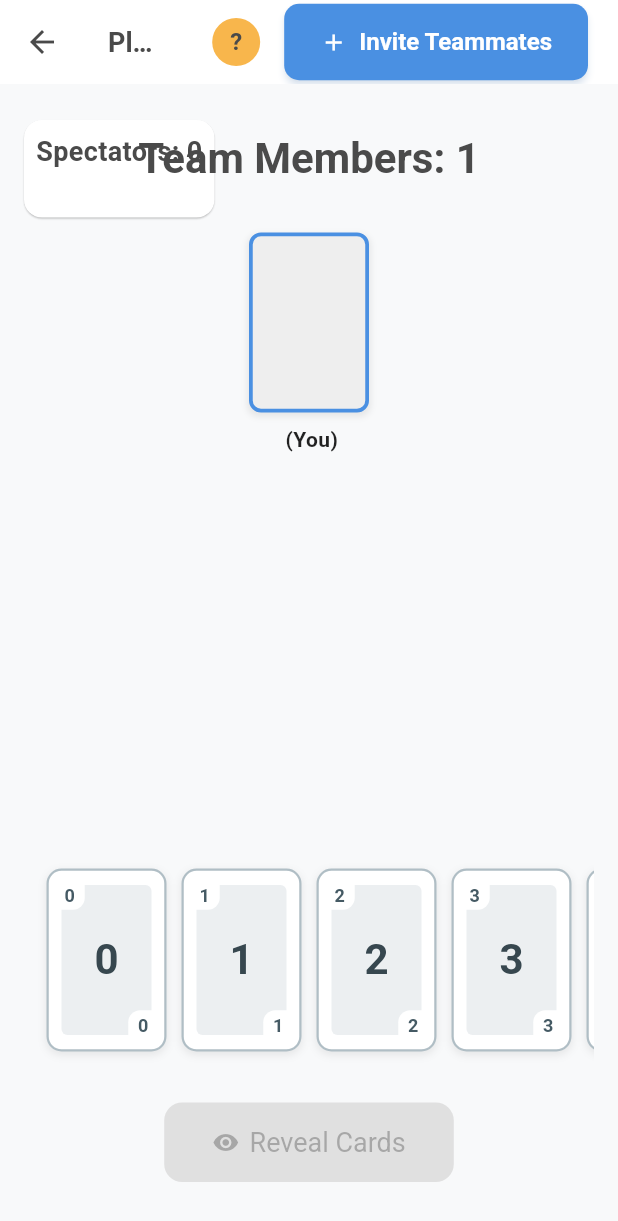
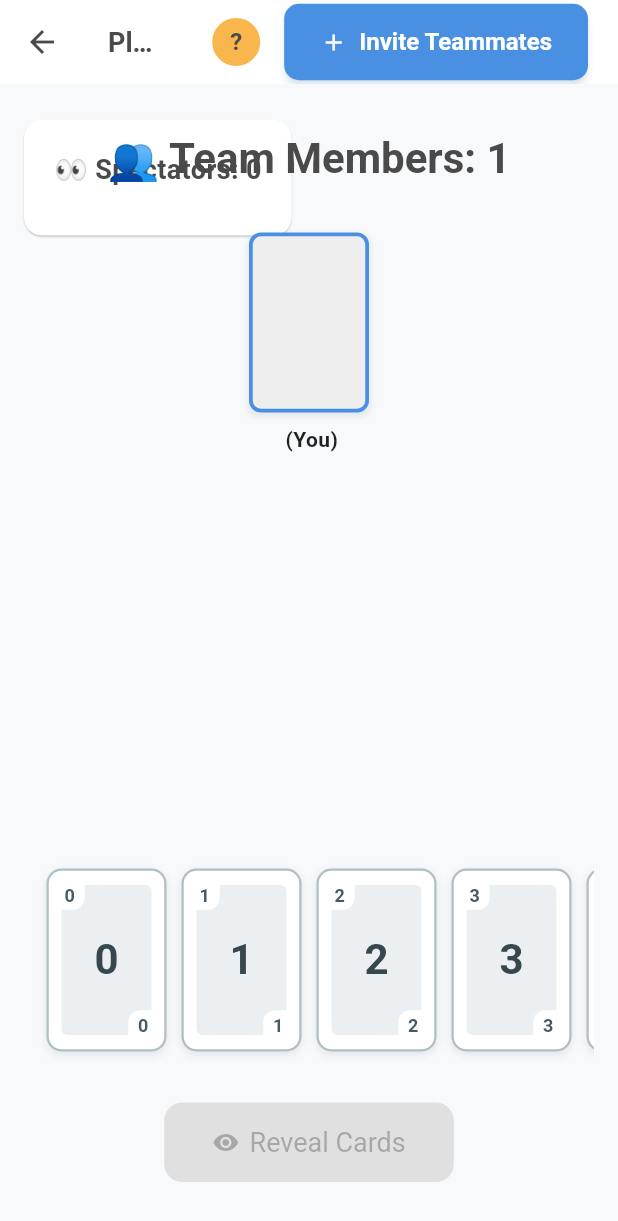
Before and after one commit to jacopocarlini/planning-poker-jc, a Flutter app: the CreateRoomPage screen opened directly, after a tap on "Create Room", on a phone screen of 412 x 824 dp. Shown: the top 1221 px of the screen. Run offline on Flutter 3.47's test engine with Material 3 defaults, Android fonts, the phone set to English and light mode, and no system bars; our stand-ins replace firebase_core, firebase_database, fl_chart, shared_preferences; missing offline and left inert: dart:html; accounts and stored records are empty; Roboto replaces fonts that are missing (Poppins); statements that could not run were skipped.

Commit message:
fix: spectator
👁️ Fixed issue with spectator boolean not being properly set in room creation and joining pages.

```diff
--- a/lib/components/participants_grid_view.dart
+++ b/lib/components/participants_grid_view.dart
@@ -38,7 +38,7 @@ class ParticipantsGridView extends StatelessWidget {
         Padding(
           padding: const EdgeInsets.symmetric(vertical: 16.0),
           child: Text(
-            'Team Members: ${participants.length}',
+            '👥 Team Members: ${participants.length}',
             style: Theme.of(context).textTheme.headlineLarge,
           ),
         ),
--- a/lib/components/user_profile_chip.dart
+++ b/lib/components/user_profile_chip.dart
@@ -24,10 +24,10 @@ class _UserProfileChipState extends State<UserProfileChip> {
   @override
   void initState() {
     super.initState();
-    _loadUsername();
+    _loadUser();
   }
 
-  Future<void> _loadUsername() async {
+  Future<void> _loadUser() async {
     setState(() => _isLoading = true);
     try {
       final name = await _prefsService.getUsername();
@@ -209,7 +209,7 @@ class _UserProfileChipState extends State<UserProfileChip> {
       if (widget.onTap != null) {
         widget.onTap!();
       }
-      await _loadUsername(); // Ricarica i dati e aggiorna l'UI del UserProfileChip
+      await _loadUser(); // Ricarica i dati e aggiorna l'UI del UserProfileChip
       if (Navigator.canPop(dialogContext)) { // Controlla se il dialogo può essere chiuso
         Navigator.pop(dialogContext); // Usa dialogContext per chiudere il dialogo
       }
--- a/lib/pages/create_room_page.dart
+++ b/lib/pages/create_room_page.dart
@@ -37,6 +37,11 @@ class _CreateRoomPageState extends State<CreateRoomPage> {
   @override
   void initState() {
     super.initState();
+    _prefsService.isSpectator().then((value){
+      setState(() {
+        _isSpectator = value ?? false;
+      });
+    });
   }
 
   @override
@@ -99,6 +104,7 @@ class _CreateRoomPageState extends State<CreateRoomPage> {
                     setState(() {
                       _isSpectator = value;
                     });
+                    _prefsService.saveIsSpectator(value);
                   }),
 
                   Padding(
--- a/lib/pages/join_room_page.dart
+++ b/lib/pages/join_room_page.dart
@@ -46,7 +46,7 @@ class _JoinRoomPageState extends State<JoinRoomPage> {
         _isLoading = true; // Mostra l'indicatore di caricamento
         // Opzionale: Pre-compila il campo di testo per coerenza UX
         _nameController.text = storedUsername;
-        _isSpectator = _isSpectator;
+        _isSpectator = isSpectator ?? false;
       });
 
       // Chiama la funzione di join passando l'username recuperato
--- a/lib/pages/planning_room_page.dart
+++ b/lib/pages/planning_room_page.dart
@@ -98,9 +98,9 @@ class _PlanningRoomState extends State<PlanningRoom> {
 
           setState(() {
             _currentRoom = room;
-            if (!room.areCardsRevealed) {
               _me = room.participants
                   .firstWhereOrNull((p) => p.id == _myParticipantId);
+            if (!room.areCardsRevealed) {
               _selectedVote = _me?.vote;
             } else {
               _selectedVote = room.participants
@@ -285,12 +285,12 @@ class _PlanningRoomState extends State<PlanningRoom> {
               Positioned(left: 0, top: 0,
               child: Card(
                 child: Padding(
-                  padding: const EdgeInsets.all(8.0),
+                  padding: const EdgeInsets.all(20.0),
                   child: Column(
                     children: [
                       Padding(
-                        padding: const EdgeInsets.only(bottom: 24.0),
-                        child: Text("Spectators: ${spectators.length}",
+                        padding: const EdgeInsets.only(bottom: 12.0),
+                        child: Text("👀 Spectators: ${spectators.length}",
                             style: const TextStyle(fontWeight: FontWeight.bold, fontSize: 18)),
                       ),
                       ...spectators.map((elem)=> Text(elem.name))
```
